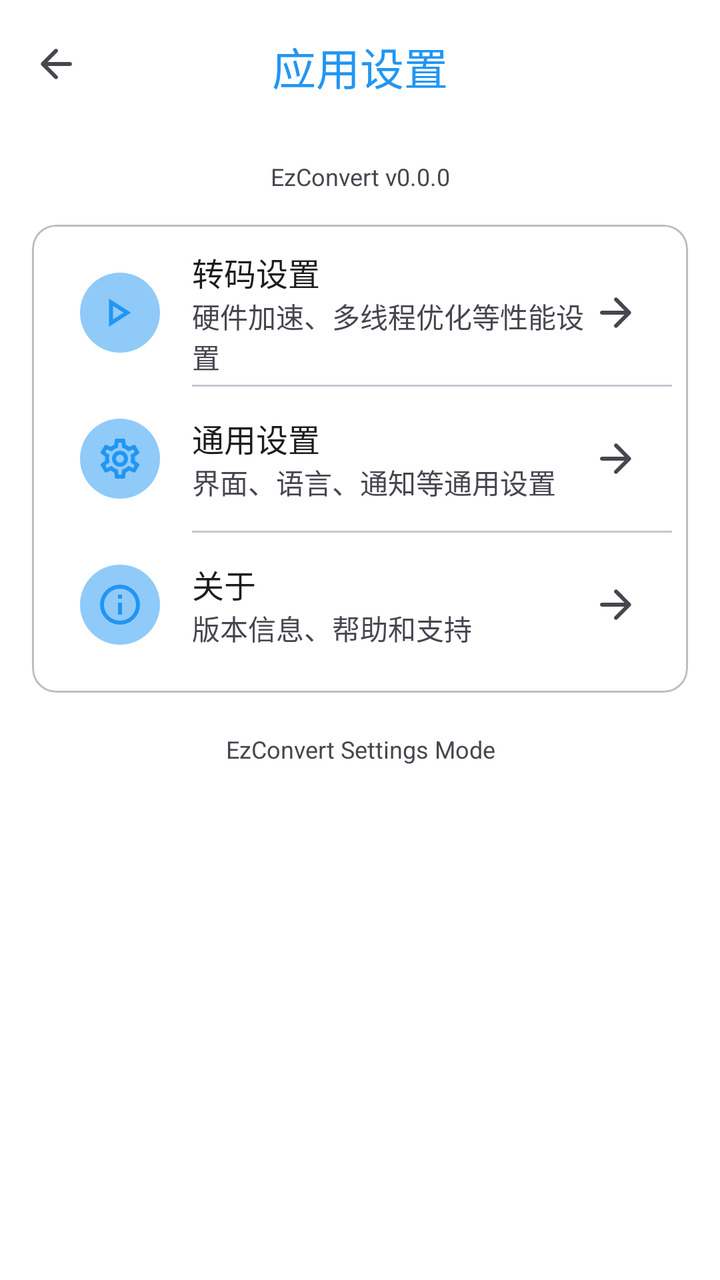
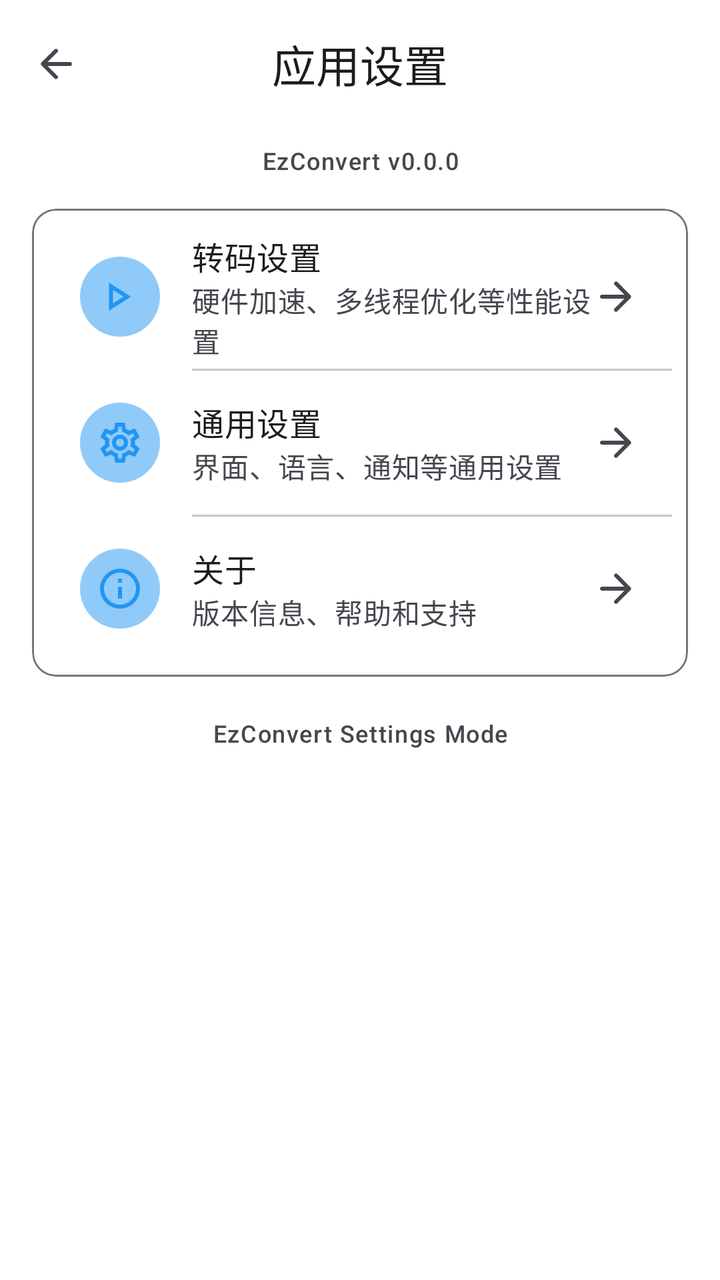

The first picture is an Android layout as it rendered before a commit; the second is the same layout after the commit. The layout source and the unified diff follow.
<!-- AndroidManifest.xml: application theme AppTheme -->
<!-- res/layout/activity_settings_main.xml -->
<?xml version="1.0" encoding="utf-8"?>
<androidx.coordinatorlayout.widget.CoordinatorLayout
    xmlns:android="http://schemas.android.com/apk/res/android"
    xmlns:app="http://schemas.android.com/apk/res-auto"
    android:layout_width="match_parent"
    android:layout_height="match_parent"
    android:fitsSystemWindows="true"
    android:background="?attr/colorSurfaceContainerLowest">

    <com.google.android.material.appbar.AppBarLayout
        android:layout_width="match_parent"
        android:layout_height="wrap_content"
        android:fitsSystemWindows="true"
        android:background="@android:color/transparent"
        android:elevation="0dp"
        app:elevation="0dp">

        <com.google.android.material.appbar.MaterialToolbar
            android:id="@+id/title_container"
            android:layout_width="match_parent"
            android:layout_height="wrap_content"
            android:layout_marginBottom="8dp"
            android:background="@android:color/transparent"
            app:navigationIcon="@drawable/round_arrow_back"
            app:navigationIconTint="?attr/colorOnSurfaceVariant"
            app:navigationContentDescription="@string/tooltip_back"
            app:title="@string/settings_title"
            app:titleCentered="true"
            app:titleTextColor="?attr/colorPrimary"
            app:titleMarginTop="17dp"
            style="@style/Widget.Material3.Toolbar.Surface" />

    </com.google.android.material.appbar.AppBarLayout>

    <androidx.core.widget.NestedScrollView
        android:layout_width="match_parent"
        android:layout_height="match_parent"
        android:scrollbarStyle="outsideOverlay"
        android:fadeScrollbars="true"
        app:layout_behavior="@string/appbar_scrolling_view_behavior">

        <LinearLayout
            android:id="@+id/scroll_content"
            android:layout_width="match_parent"
            android:layout_height="wrap_content"
            android:paddingTop="8dp"
            android:paddingStart="16dp"
            android:paddingEnd="16dp"
            android:paddingBottom="16dp"
            android:orientation="vertical">

            <TextView
                android:id="@+id/version_text"
                android:layout_width="match_parent"
                android:layout_height="wrap_content"
                android:layout_marginBottom="16dp"
                android:gravity="center"
                android:textSize="12sp"
                android:fontFamily="?attr/textAppearanceLabelMedium"
                android:textColor="?attr/colorOnSurfaceVariant"
                android:text="@string/settings_version_fallback" />

            <com.google.android.material.card.MaterialCardView
                android:id="@+id/settings_card"
                android:layout_width="match_parent"
                android:layout_height="wrap_content"
                android:layout_marginBottom="12dp"
                style="@style/Widget.Material3.CardView.Outlined"
                app:cardBackgroundColor="@android:color/transparent"
                app:cardCornerRadius="12dp"
                app:cardElevation="0dp"
                app:strokeColor="?attr/colorOutline"
                app:strokeWidth="1dp">

                <LinearLayout
                    android:layout_width="match_parent"
                    android:layout_height="wrap_content"
                    android:padding="8dp"
                    android:orientation="vertical">

                    <LinearLayout
                        android:id="@+id/transcode_settings_item"
                        android:layout_width="match_parent"
                        android:layout_height="72dp"
                        android:paddingEnd="16dp"
                        android:background="?attr/selectableItemBackground"
                        android:gravity="center_vertical"
                        android:clickable="true"
                        android:orientation="horizontal"
                        android:paddingStart="16dp"
                        android:focusable="true">

                        <FrameLayout
                            android:layout_width="40dp"
                            android:layout_height="40dp"
                            android:layout_marginEnd="16dp"
                            android:background="@drawable/circle_background_primary_container">

                            <ImageView
                                android:layout_width="24dp"
                                android:layout_height="24dp"
                                android:src="@drawable/play_outline"
                                app:tint="?attr/colorPrimary"
                                android:layout_gravity="center" />

                        </FrameLayout>

                        <LinearLayout
                            android:layout_width="0dp"
                            android:layout_height="wrap_content"
                            android:orientation="vertical"
                            android:layout_weight="1">

                            <TextView
                                android:layout_width="match_parent"
                                android:layout_height="wrap_content"
                                android:textSize="16sp"
                                android:fontFamily="?attr/textAppearanceTitleMedium"
                                android:textColor="?attr/colorOnSurface"
                                android:text="@string/settings_transcode" />

                            <TextView
                                android:layout_width="match_parent"
                                android:layout_height="wrap_content"
                                android:textSize="14sp"
                                android:fontFamily="?attr/textAppearanceBodyMedium"
                                android:textColor="?attr/colorOnSurfaceVariant"
                                android:text="@string/settings_transcode_desc" />

                        </LinearLayout>

                        <ImageView
                            android:layout_width="24dp"
                            android:layout_height="24dp"
                            android:src="@drawable/round_arrow_forward"
                            app:tint="?attr/colorOnSurfaceVariant" />

                    </LinearLayout>

                    <com.google.android.material.divider.MaterialDivider
                        android:layout_width="match_parent"
                        android:layout_height="wrap_content"
                        app:dividerColor="?attr/colorOutlineVariant"
                        app:dividerThickness="1dp"
                        android:layout_marginStart="72dp" />

                    <LinearLayout
                        android:id="@+id/general_settings_item"
                        android:layout_width="match_parent"
                        android:layout_height="72dp"
                        android:paddingEnd="16dp"
                        android:background="?attr/selectableItemBackground"
                        android:gravity="center_vertical"
                        android:clickable="true"
                        android:orientation="horizontal"
                        android:paddingStart="16dp"
                        android:focusable="true">

                        <FrameLayout
                            android:layout_width="40dp"
                            android:layout_height="40dp"
                            android:layout_marginEnd="16dp"
                            android:background="@drawable/circle_background_primary_container">

                            <ImageView
                                android:layout_width="24dp"
                                android:layout_height="24dp"
                                android:src="@drawable/cog_outline"
                                app:tint="?attr/colorPrimary"
                                android:layout_gravity="center" />

                        </FrameLayout>

                        <LinearLayout
                            android:layout_width="0dp"
                            android:layout_height="wrap_content"
                            android:orientation="vertical"
                            android:layout_weight="1">

                            <TextView
                                android:layout_width="match_parent"
                                android:layout_height="wrap_content"
                                android:textSize="16sp"
                                android:fontFamily="?attr/textAppearanceTitleMedium"
                                android:textColor="?attr/colorOnSurface"
                                android:text="@string/settings_general" />

                            <TextView
                                android:layout_width="match_parent"
                                android:layout_height="wrap_content"
                                android:textSize="14sp"
                                android:fontFamily="?attr/textAppearanceBodyMedium"
                                android:textColor="?attr/colorOnSurfaceVariant"
                                android:text="@string/settings_general_desc" />

                        </LinearLayout>

                        <ImageView
                            android:layout_width="24dp"
                            android:layout_height="24dp"
                            android:src="@drawable/round_arrow_forward"
                            app:tint="?attr/colorOnSurfaceVariant" />

                    </LinearLayout>

                    <com.google.android.material.divider.MaterialDivider
                        android:layout_width="match_parent"
                        android:layout_height="wrap_content"
                        app:dividerColor="?attr/colorOutlineVariant"
                        app:dividerThickness="1dp"
                        android:layout_marginStart="72dp" />

                    <LinearLayout
                        android:id="@+id/about_item"
                        android:layout_width="match_parent"
                        android:layout_height="72dp"
                        android:paddingEnd="16dp"
                        android:background="?attr/selectableItemBackground"
                        android:gravity="center_vertical"
                        android:clickable="true"
                        android:orientation="horizontal"
                        android:paddingStart="16dp"
                        android:focusable="true">

                        <FrameLayout
                            android:layout_width="40dp"
                            android:layout_height="40dp"
                            android:layout_marginEnd="16dp"
                            android:background="@drawable/circle_background_primary_container">

                            <ImageView
                                android:layout_width="24dp"
                                android:layout_height="24dp"
                                android:src="@drawable/information_outline"
                                app:tint="?attr/colorPrimary"
                                android:layout_gravity="center" />

                        </FrameLayout>

                        <LinearLayout
                            android:layout_width="0dp"
                            android:layout_height="wrap_content"
                            android:orientation="vertical"
                            android:layout_weight="1">

                            <TextView
                                android:layout_width="match_parent"
                                android:layout_height="wrap_content"
                                android:textSize="16sp"
                                android:fontFamily="?attr/textAppearanceTitleMedium"
                                android:textColor="?attr/colorOnSurface"
                                android:text="@string/settings_about" />

                            <TextView
                                android:layout_width="match_parent"
                                android:layout_height="wrap_content"
                                android:textSize="14sp"
                                android:fontFamily="?attr/textAppearanceBodyMedium"
                                android:textColor="?attr/colorOnSurfaceVariant"
                                android:text="@string/settings_about_desc" />

                        </LinearLayout>

                        <ImageView
                            android:layout_width="24dp"
                            android:layout_height="24dp"
                            android:src="@drawable/round_arrow_forward"
                            app:tint="?attr/colorOnSurfaceVariant" />

                    </LinearLayout>

                </LinearLayout>

            </com.google.android.material.card.MaterialCardView>

            <TextView
                android:layout_width="match_parent"
                android:layout_height="wrap_content"
                android:gravity="center"
                android:textSize="12sp"
                android:fontFamily="?attr/textAppearanceLabelSmall"
                android:textColor="?attr/colorOnSurfaceVariant"
                android:layout_marginTop="8dp"
                android:text="@string/settings_footer" />

        </LinearLayout>

    </androidx.core.widget.NestedScrollView>

</androidx.coordinatorlayout.widget.CoordinatorLayout>
<!-- resources referenced by this layout -->
<resources>
  <string name="settings_about">关于</string>
  <string name="settings_general">通用设置</string>
  <string name="settings_title">应用设置</string>
  <string name="settings_transcode">转码设置</string>
  <string name="tooltip_back">返回上一层级</string>
  <style name="AppTheme" parent="Base.AppTheme">
      <item name="android:windowFullscreen">false</item>
      <item name="android:statusBarColor">@android:color/transparent</item>
      <item name="android:navigationBarColor">@android:color/transparent</item>
      <item name="android:windowLayoutInDisplayCutoutMode">shortEdges</item>
      <item name="android:buttonTint">@null</item>
      <item name="buttonTint">@null</item>
    </style>
  <style name="Base.AppTheme" parent="Theme.Material3.DayNight.NoActionBar">
      <item name="colorPrimary">@color/colorPrimary</item> 
      <item name="colorPrimaryContainer">@color/colorPrimaryContainer</item> 
      <item name="colorOnPrimaryContainer">@color/colorOnPrimaryContainer</item> 
      <item name="colorSurface">@android:color/white</item> 
      <item name="colorSurfaceVariant">#E0E0E0</item> 
      <item name="colorOutline">@color/border_medium</item> 
      
      <item name="materialSwitchStyle">@style/Widget.App.MaterialSwitch</item>
      
      <item name="shapeAppearanceSmallComponent">@style/ShapeAppearance.SmallComponent</item>
      <item name="shapeAppearanceMediumComponent">@style/ShapeAppearance.MediumComponent</item>
      <item name="shapeAppearanceLargeComponent">@style/ShapeAppearance.LargeComponent</item>
      
      <item name="materialButtonStyle">@style/Widget.App.Button</item>
      <item name="android:windowAnimationStyle">@style/WindowAnimationTransition</item>
      <item name="android:windowContentTransitions">true</item>
      
      <item name="alertDialogTheme">@style/ThemeOverlay.App.MaterialAlertDialog</item>
      
      <item name="android:textColorHighlight">@color/colorPrimaryLight</item> 
      
      <item name="colorControlActivated">@color/colorPrimary</item> 
      <item name="android:colorControlActivated">@color/colorPrimary</item> 
      
      <item name="actionModeBackground">@color/colorPrimary</item> 
      <item name="android:actionModeBackground">@color/colorPrimary</item> 
      
      <item name="actionMenuTextColor">@android:color/white</item> 
      <item name="android:actionMenuTextColor">@android:color/white</item>
    </style>
  <color name="colorPrimary">#2196F3</color>
  <color name="colorPrimaryContainer">#90CAF9</color>
  <color name="border_medium">#BDBDBD</color>
  <style name="Widget.App.MaterialSwitch" parent="Widget.Material3.CompoundButton.MaterialSwitch">
  
    </style>
  <style name="ShapeAppearance.SmallComponent" parent="ShapeAppearance.Material3.SmallComponent">
      <item name="cornerFamily">rounded</item>
      <item name="cornerSize">8dp</item>
    </style>
  <style name="ShapeAppearance.MediumComponent" parent="ShapeAppearance.Material3.MediumComponent">
      <item name="cornerFamily">rounded</item>
      <item name="cornerSize">12dp</item>
    </style>
  <style name="ShapeAppearance.LargeComponent" parent="ShapeAppearance.Material3.LargeComponent">
      <item name="cornerFamily">rounded</item>
      <item name="cornerSize">16dp</item>
    </style>
  <style name="Widget.App.Button" parent="Widget.Material3.Button">
      <item name="android:insetTop">0dp</item>
      <item name="android:insetBottom">0dp</item>
      <item name="cornerRadius">12dp</item>
    </style>
  <style name="WindowAnimationTransition">
      <item name="android:windowEnterAnimation">@anim/slide_in_right</item>
      <item name="android:windowExitAnimation">@anim/slide_out_left</item>
      <item name="android:windowAllowEnterTransitionOverlap">true</item>
      <item name="android:windowAllowReturnTransitionOverlap">true</item>
    </style>
  <style name="ThemeOverlay.App.MaterialAlertDialog" parent="ThemeOverlay.Material3.MaterialAlertDialog">
      <item name="android:background">@android:color/white</item>
    </style>
  <color name="colorPrimaryLight">#64B5F6</color>
  <!-- unchanged entries left out for length: 12 -->
</resources>

<!-- the commit's change to res/layout/activity_settings_main.xml (unified diff, before → after) -->
@@ -4,13 +4,11 @@
     xmlns:app="http://schemas.android.com/apk/res-auto"
     android:layout_width="match_parent"
     android:layout_height="match_parent"
-    android:fitsSystemWindows="true"
     android:background="?attr/colorSurfaceContainerLowest">
 
     <com.google.android.material.appbar.AppBarLayout
         android:layout_width="match_parent"
         android:layout_height="wrap_content"
-        android:fitsSystemWindows="true"
         android:background="@android:color/transparent"
         android:elevation="0dp"
         app:elevation="0dp">
@@ -19,15 +17,12 @@
             android:id="@+id/title_container"
             android:layout_width="match_parent"
             android:layout_height="wrap_content"
-            android:layout_marginBottom="8dp"
             android:background="@android:color/transparent"
             app:navigationIcon="@drawable/round_arrow_back"
             app:navigationIconTint="?attr/colorOnSurfaceVariant"
             app:navigationContentDescription="@string/tooltip_back"
             app:title="@string/settings_title"
             app:titleCentered="true"
-            app:titleTextColor="?attr/colorPrimary"
-            app:titleMarginTop="17dp"
             style="@style/Widget.Material3.Toolbar.Surface" />
 
     </com.google.android.material.appbar.AppBarLayout>
@@ -37,7 +32,8 @@
         android:layout_height="match_parent"
         android:scrollbarStyle="outsideOverlay"
         android:fadeScrollbars="true"
-        app:layout_behavior="@string/appbar_scrolling_view_behavior">
+        app:layout_behavior="@string/appbar_scrolling_view_behavior"
+        android:id="@+id/activity_settings_main_scroll">
 
         <LinearLayout
             android:id="@+id/scroll_content"
@@ -56,7 +52,7 @@
                 android:layout_marginBottom="16dp"
                 android:gravity="center"
                 android:textSize="12sp"
-                android:fontFamily="?attr/textAppearanceLabelMedium"
+                android:textAppearance="?attr/textAppearanceLabelMedium"
                 android:textColor="?attr/colorOnSurfaceVariant"
                 android:text="@string/settings_version_fallback" />
 
@@ -115,7 +111,7 @@
                                 android:layout_width="match_parent"
                                 android:layout_height="wrap_content"
                                 android:textSize="16sp"
-                                android:fontFamily="?attr/textAppearanceTitleMedium"
+                                android:textAppearance="?attr/textAppearanceTitleMedium"
                                 android:textColor="?attr/colorOnSurface"
                                 android:text="@string/settings_transcode" />
 
@@ -123,7 +119,7 @@
                                 android:layout_width="match_parent"
                                 android:layout_height="wrap_content"
                                 android:textSize="14sp"
-                                android:fontFamily="?attr/textAppearanceBodyMedium"
+                                android:textAppearance="?attr/textAppearanceBodyMedium"
                                 android:textColor="?attr/colorOnSurfaceVariant"
                                 android:text="@string/settings_transcode_desc" />
 
@@ -181,7 +177,7 @@
                                 android:layout_width="match_parent"
                                 android:layout_height="wrap_content"
                                 android:textSize="16sp"
-                                android:fontFamily="?attr/textAppearanceTitleMedium"
+                                android:textAppearance="?attr/textAppearanceTitleMedium"
                                 android:textColor="?attr/colorOnSurface"
                                 android:text="@string/settings_general" />
 
@@ -189,7 +185,7 @@
                                 android:layout_width="match_parent"
                                 android:layout_height="wrap_content"
                                 android:textSize="14sp"
-                                android:fontFamily="?attr/textAppearanceBodyMedium"
+                                android:textAppearance="?attr/textAppearanceBodyMedium"
                                 android:textColor="?attr/colorOnSurfaceVariant"
                                 android:text="@string/settings_general_desc" />
 
@@ -247,7 +243,7 @@
                                 android:layout_width="match_parent"
                                 android:layout_height="wrap_content"
                                 android:textSize="16sp"
-                                android:fontFamily="?attr/textAppearanceTitleMedium"
+                                android:textAppearance="?attr/textAppearanceTitleMedium"
                                 android:textColor="?attr/colorOnSurface"
                                 android:text="@string/settings_about" />
 
@@ -255,7 +251,7 @@
                                 android:layout_width="match_parent"
                                 android:layout_height="wrap_content"
                                 android:textSize="14sp"
-                                android:fontFamily="?attr/textAppearanceBodyMedium"
+                                android:textAppearance="?attr/textAppearanceBodyMedium"
                                 android:textColor="?attr/colorOnSurfaceVariant"
                                 android:text="@string/settings_about_desc" />
 
@@ -278,7 +274,7 @@
                 android:layout_height="wrap_content"
                 android:gravity="center"
                 android:textSize="12sp"
-                android:fontFamily="?attr/textAppearanceLabelSmall"
+                android:textAppearance="?attr/textAppearanceLabelSmall"
                 android:textColor="?attr/colorOnSurfaceVariant"
                 android:layout_marginTop="8dp"
                 android:text="@string/settings_footer" />
<!-- resource entries referenced after the edit -->
@@ -6,76 +6,32 @@
   <string name="settings_transcode">转码设置</string>
   <string name="tooltip_back">返回上一层级</string>
   <style name="AppTheme" parent="Base.AppTheme">
-      <item name="android:windowFullscreen">false</item>
-      <item name="android:statusBarColor">@android:color/transparent</item>
-      <item name="android:navigationBarColor">@android:color/transparent</item>
-      <item name="android:windowLayoutInDisplayCutoutMode">shortEdges</item>
-      <item name="android:buttonTint">@null</item>
-      <item name="buttonTint">@null</item>
-    </style>
+          <item name="android:windowFullscreen">false</item>
+          <item name="android:statusBarColor">@android:color/transparent</item>
+          <item name="android:navigationBarColor">@android:color/transparent</item>
+          <item name="android:windowLayoutInDisplayCutoutMode">shortEdges</item>
+      </style>
   <style name="Base.AppTheme" parent="Theme.Material3.DayNight.NoActionBar">
-      <item name="colorPrimary">@color/colorPrimary</item> 
-      <item name="colorPrimaryContainer">@color/colorPrimaryContainer</item> 
-      <item name="colorOnPrimaryContainer">@color/colorOnPrimaryContainer</item> 
-      <item name="colorSurface">@android:color/white</item> 
-      <item name="colorSurfaceVariant">#E0E0E0</item> 
-      <item name="colorOutline">@color/border_medium</item> 
-      
-      <item name="materialSwitchStyle">@style/Widget.App.MaterialSwitch</item>
-      
-      <item name="shapeAppearanceSmallComponent">@style/ShapeAppearance.SmallComponent</item>
-      <item name="shapeAppearanceMediumComponent">@style/ShapeAppearance.MediumComponent</item>
-      <item name="shapeAppearanceLargeComponent">@style/ShapeAppearance.LargeComponent</item>
-      
-      <item name="materialButtonStyle">@style/Widget.App.Button</item>
-      <item name="android:windowAnimationStyle">@style/WindowAnimationTransition</item>
-      <item name="android:windowContentTransitions">true</item>
-      
-      <item name="alertDialogTheme">@style/ThemeOverlay.App.MaterialAlertDialog</item>
-      
-      <item name="android:textColorHighlight">@color/colorPrimaryLight</item> 
-      
-      <item name="colorControlActivated">@color/colorPrimary</item> 
-      <item name="android:colorControlActivated">@color/colorPrimary</item> 
-      
-      <item name="actionModeBackground">@color/colorPrimary</item> 
-      <item name="android:actionModeBackground">@color/colorPrimary</item> 
-      
-      <item name="actionMenuTextColor">@android:color/white</item> 
-      <item name="android:actionMenuTextColor">@android:color/white</item>
-    </style>
+          <item name="colorPrimary">@color/colorPrimary</item>
+          <item name="colorPrimaryContainer">@color/colorPrimaryContainer</item>
+          <item name="colorOnPrimaryContainer">@color/colorOnPrimaryContainer</item>
+          <item name="colorControlActivated">@color/colorPrimary</item>
+          <item name="android:colorControlActivated">@color/colorPrimary</item>
+          <item name="android:textColorHighlight">@color/colorPrimaryLight</item>
+          <item name="materialAlertDialogTheme">@style/ThemeOverlay.App.MaterialAlertDialog</item>
+          <item name="alertDialogTheme">@style/ThemeOverlay.App.MaterialAlertDialog</item>
+          <item name="android:windowAnimationStyle">@style/WindowAnimationTransition</item>
+          <item name="android:windowContentTransitions">true</item>
+      </style>
   <color name="colorPrimary">#2196F3</color>
   <color name="colorPrimaryContainer">#90CAF9</color>
-  <color name="border_medium">#BDBDBD</color>
-  <style name="Widget.App.MaterialSwitch" parent="Widget.Material3.CompoundButton.MaterialSwitch">
-  
-    </style>
-  <style name="ShapeAppearance.SmallComponent" parent="ShapeAppearance.Material3.SmallComponent">
-      <item name="cornerFamily">rounded</item>
-      <item name="cornerSize">8dp</item>
-    </style>
-  <style name="ShapeAppearance.MediumComponent" parent="ShapeAppearance.Material3.MediumComponent">
-      <item name="cornerFamily">rounded</item>
-      <item name="cornerSize">12dp</item>
-    </style>
-  <style name="ShapeAppearance.LargeComponent" parent="ShapeAppearance.Material3.LargeComponent">
-      <item name="cornerFamily">rounded</item>
-      <item name="cornerSize">16dp</item>
-    </style>
-  <style name="Widget.App.Button" parent="Widget.Material3.Button">
-      <item name="android:insetTop">0dp</item>
-      <item name="android:insetBottom">0dp</item>
-      <item name="cornerRadius">12dp</item>
-    </style>
   <style name="WindowAnimationTransition">
-      <item name="android:windowEnterAnimation">@anim/slide_in_right</item>
-      <item name="android:windowExitAnimation">@anim/slide_out_left</item>
-      <item name="android:windowAllowEnterTransitionOverlap">true</item>
-      <item name="android:windowAllowReturnTransitionOverlap">true</item>
-    </style>
-  <style name="ThemeOverlay.App.MaterialAlertDialog" parent="ThemeOverlay.Material3.MaterialAlertDialog">
-      <item name="android:background">@android:color/white</item>
-    </style>
+          <item name="android:windowEnterAnimation">@anim/slide_in_right</item>
+          <item name="android:windowExitAnimation">@anim/slide_out_left</item>
+          <item name="android:windowAllowEnterTransitionOverlap">true</item>
+          <item name="android:windowAllowReturnTransitionOverlap">true</item>
+      </style>
+  <style name="ThemeOverlay.App.MaterialAlertDialog" parent="ThemeOverlay.Material3.MaterialAlertDialog" />
   <color name="colorPrimaryLight">#64B5F6</color>
   <!-- unchanged entries left out for length: 12 -->
 </resources>
